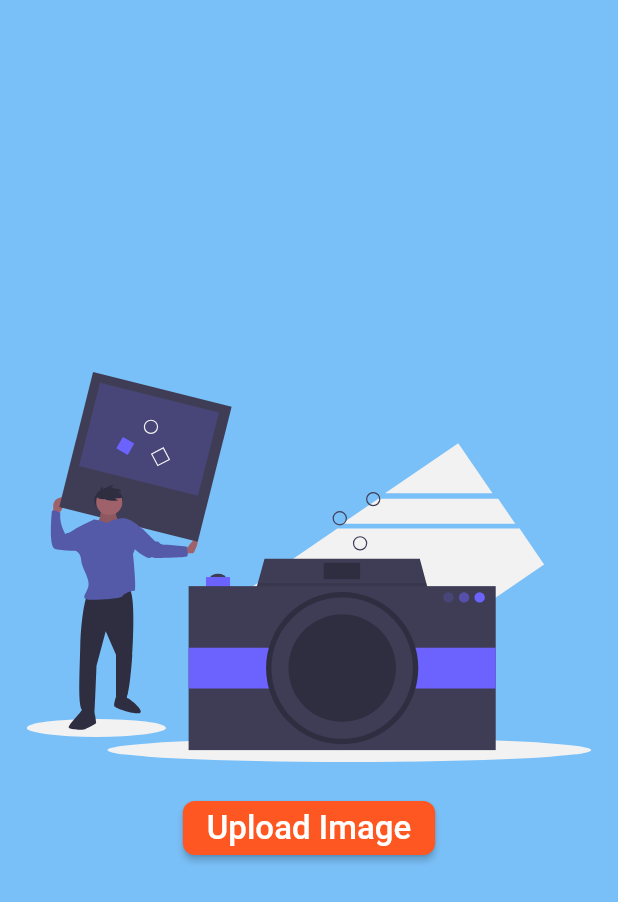
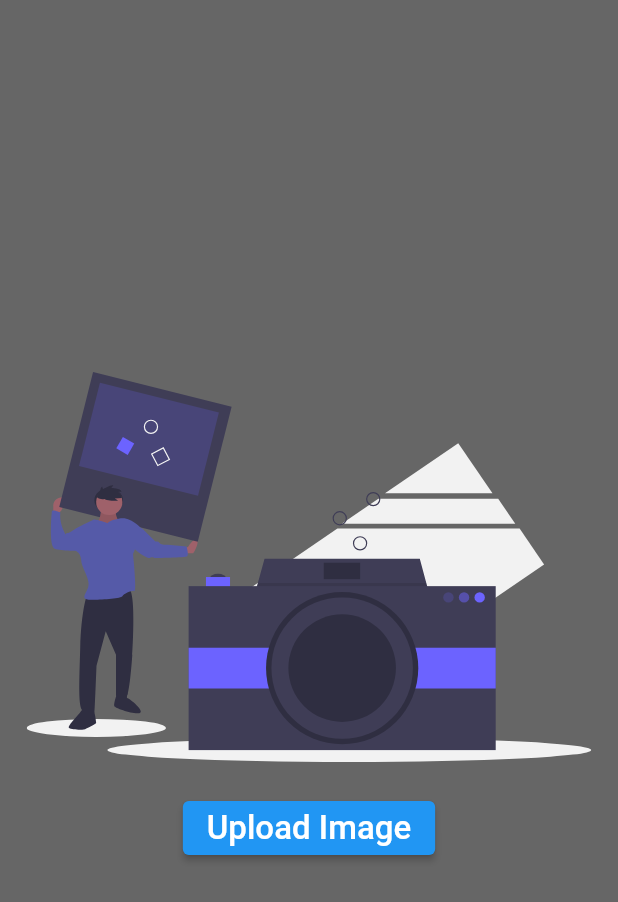
Before and after one commit to hassan-zafar/sketch_to_real-criminal-identification-network, a Flutter app: the Upload screen opened directly, on a phone screen of 412 x 824 dp. Shown: the top 902 px of the screen. Run offline on Flutter 3.47's test engine with Material 2 defaults, Android fonts, the phone set to English and light mode, and no system bars; our stand-ins replace animated_splash_screen, bot_toast, cached_network_image, cloud_firestore, file_picker, firebase_auth and 11 more; missing offline and left inert: animator; accounts and stored records are empty.

Commit message:
upgraded for latest version

```diff
--- a/lib/main.dart
+++ b/lib/main.dart
@@ -1,4 +1,4 @@
-//@dart=2.9
+//@dart=2.12
 import 'dart:convert';
 import 'package:firebase_core/firebase_core.dart';
 import 'package:firebase_messaging/firebase_messaging.dart';
@@ -50,7 +50,7 @@ Future<void> main() async {
 }
 
 class MyApp extends StatelessWidget {
-  const MyApp({Key key}) : super(key: key);
+  const MyApp({Key? key}) : super(key: key);
 
   // This widget is the root of your application.
 
--- a/lib/screens/adminScreens/all_users.dart
+++ b/lib/screens/adminScreens/all_users.dart
@@ -49,7 +49,7 @@ class _UserNSearchState extends State<UserNSearch>
 
   AppBar buildSearchField(context) {
     return AppBar(
-      backgroundColor: Theme.of(context).accentColor,
+      backgroundColor: Theme.of(context).primaryColor,
       title: TextFormField(
         controller: searchController,
         decoration: InputDecoration(
--- a/lib/screens/profile.dart
+++ b/lib/screens/profile.dart
@@ -184,7 +184,7 @@ class _ProfileState extends State<Profile> {
   }) {
     return Container(
       padding: const EdgeInsets.only(top: 2),
-      child: FlatButton(
+      child: ElevatedButton(
         onPressed: function,
         child: Container(
           alignment: Alignment.center,
--- a/lib/screens/search.dart
+++ b/lib/screens/search.dart
@@ -57,7 +57,7 @@ class _SearchState extends State<Search>
 
   AppBar buildSearchField(context) {
     return AppBar(
-      backgroundColor: Theme.of(context).accentColor,
+      backgroundColor: Theme.of(context).canvasColor,
       title: TextFormField(
         controller: searchController,
         decoration: InputDecoration(
@@ -98,7 +98,7 @@ class _SearchState extends State<Search>
   Widget build(BuildContext context) {
     super.build(context);
     return Scaffold(
-      backgroundColor: Theme.of(context).accentColor,
+      backgroundColor: Theme.of(context).canvasColor,
       appBar: buildSearchField(context),
       body:
           searchResultsFuture == null ? buildNoContent() : buildSearchResult(),
--- a/lib/screens/timeline.dart
+++ b/lib/screens/timeline.dart
@@ -91,7 +91,7 @@ class _TimelineState extends State<Timeline> {
             }
           });
           return Container(
-            color: Theme.of(context).accentColor,
+            color: Theme.of(context).canvasColor,
             child: Column(
               children: <Widget>[
                 Container(
--- a/lib/screens/upload.dart
+++ b/lib/screens/upload.dart
@@ -56,17 +56,17 @@ class _UploadState extends State<Upload>
 
   Container buildSplashScreen() {
     return Container(
-      color: Theme.of(context).accentColor.withOpacity(0.6),
+      color: Theme.of(context).canvasColor.withOpacity(0.6),
       child: Column(
         mainAxisAlignment: MainAxisAlignment.center,
         children: <Widget>[
           SvgPicture.asset('assets/images/upload.svg', height: 260.0),
           Padding(
             padding: const EdgeInsets.only(top: 20.0),
-            child: RaisedButton(
-                shape: RoundedRectangleBorder(
-                  borderRadius: BorderRadius.circular(8.0),
-                ),
+            child: ElevatedButton(
+                // shape: RoundedRectangleBorder(
+                //   borderRadius: BorderRadius.circular(8.0),
+                // ),
                 child: const Text(
                   "Upload Image",
                   style: TextStyle(
@@ -74,7 +74,7 @@ class _UploadState extends State<Upload>
                     fontSize: 22.0,
                   ),
                 ),
-                color: Colors.deepOrange,
+                // color: Colors.deepOrange,
                 onPressed: () => selectImage(context)),
           ),
         ],
@@ -201,7 +201,7 @@ class _UploadState extends State<Upload>
           style: TextStyle(color: Colors.black),
         ),
         actions: [
-          FlatButton(
+          ElevatedButton(
             onPressed: isUploading ? null : () => handleSubmit(),
             child: const Text(
               "Post",
--- a/lib/tools/loading_error_widget.dart
+++ b/lib/tools/loading_error_widget.dart
@@ -29,7 +29,7 @@ class LocationErrorWidget extends StatelessWidget {
                 color: errorColor, fontWeight: FontWeight.bold),
           ),
           box,
-          RaisedButton(
+          ElevatedButton(
             child: const Text("Retry"),
             onPressed: () {
               if (callback != null) callback!();
```
Also changed, not shown: lib/screens/drawing/drawing_area.dart (+7 -7 lines), lib/screens/drawing/drawing_page.dart (+16 -17 lines), lib/screens/edit_profile.dart (+5 -5 lines), pubspec.lock.
